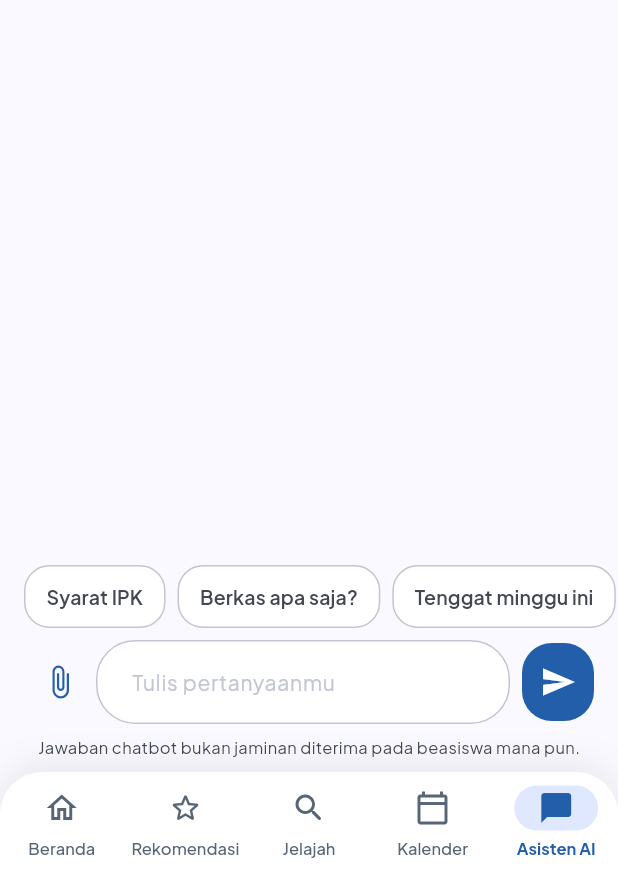
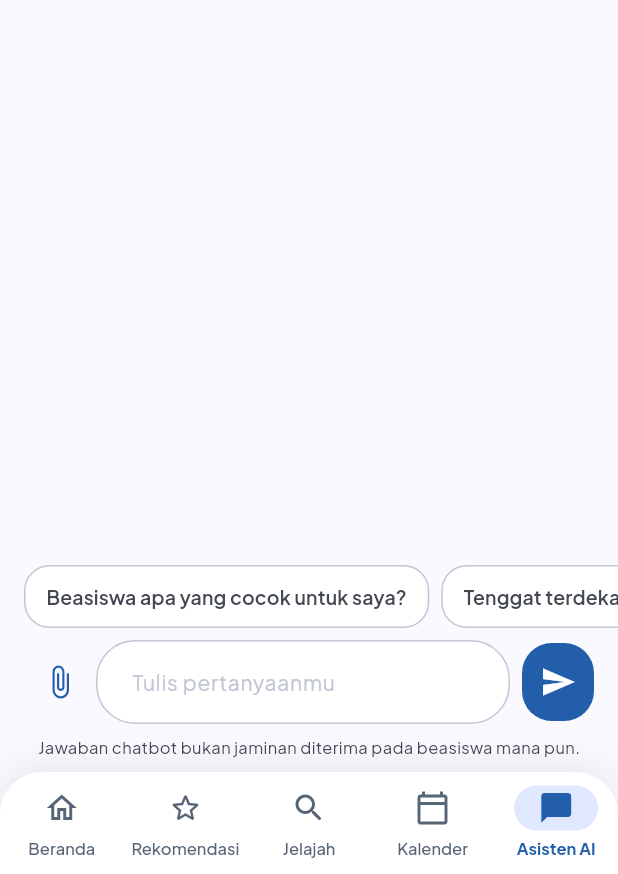
Before and after one commit to Sadamdi/smart, a Flutter app: the ChatPage screen opened by its route, on a phone screen of 412 x 824 dp, the part 362-1236 px from its top. Run offline on Flutter 3.47's test engine with Material 3 defaults, Android fonts, the phone set to English and light mode, and no system bars; our stand-ins replace device_info_plus, dio, file_picker, flutter_markdown_plus, flutter_secure_storage, flutter_svg and 6 more; missing offline and left inert: cryptography, dart:ffi, flutter_edge_ai, flutter_edge_ai_litertlm; accounts and stored records are empty; network calls fail.

Commit message:
[feat] saran pertanyaan lanjutan dinamis di chat ponsel

```diff
--- a/apps/mobile/lib/features/chat/presentation/chat_page.dart
+++ b/apps/mobile/lib/features/chat/presentation/chat_page.dart
@@ -10,6 +10,7 @@ import '../../../core/theme/app_theme.dart';
 import '../../../core/widgets/chips.dart';
 import '../../../core/widgets/smart_app_bar.dart';
 import '../data/chat_repository.dart';
+import 'saran_chat.dart';
 import 'statistik_chat.dart';
 import '../../../core/widgets/teks_markdown.dart';
 import '../../../core/widgets/state_widgets.dart';
@@ -405,8 +406,10 @@ class _ChatPageState extends State<ChatPage> {
               scrollDirection: Axis.horizontal,
               padding: const EdgeInsets.symmetric(horizontal: 16),
               children: [
-                for (final q
-                    in _c.lampiran.isNotEmpty ? _Saran.lampiran : _Saran.daftar)
+                for (final q in saranBerikut(
+                  riwayat.value ?? const [],
+                  lampiran: _c.lampiran.isNotEmpty,
+                ))
                   Padding(
                     padding: const EdgeInsets.only(right: 8),
                     child: ChipFilter(
@@ -511,21 +514,6 @@ class _ChatPageState extends State<ChatPage> {
       ),
     );
   }
-}
-
-class _Saran {
-  static const lampiran = [
-    'Analisis CV saya, apa kekurangannya?',
-    'Beasiswa apa yang paling cocok dengan dokumen ini?',
-    'Apa yang perlu saya perbaiki?',
-  ];
-
-  static const daftar = [
-    'Syarat IPK',
-    'Berkas apa saja?',
-    'Tenggat minggu ini',
-    'Cocok untuk saya?',
-  ];
 }
 
 /// Penanda asal jawaban: server, model AI di ponsel, atau data lokal.
--- /dev/null
+++ b/apps/mobile/lib/features/chat/presentation/saran_chat.dart
@@ -0,0 +1,70 @@
+import '../data/chat_repository.dart';
+
+/// Saran pertanyaan lanjutan yang disusun di ponsel (tanpa jaringan, tanpa model) dari konteks percakapan:
+/// beasiswa yang baru dirujuk, topik pertanyaan dan jawaban terakhir, serta ada tidaknya lampiran.
+/// Pertanyaan yang sudah pernah diajukan di sesi ini tidak disarankan lagi.
+List<String> saranBerikut(List<PesanChat> riwayat, {bool lampiran = false}) {
+  const awal = [
+    'Beasiswa apa yang cocok untuk saya?',
+    'Tenggat terdekat minggu ini',
+    'Berkas apa saja yang biasanya diminta?',
+    'Cara menaikkan peluang lolos',
+  ];
+  const awalLampiran = [
+    'Analisis CV saya, apa kekurangannya?',
+    'Beasiswa apa yang paling cocok dengan dokumen ini?',
+    'Apa yang perlu saya perbaiki?',
+  ];
+  if (riwayat.isEmpty) return lampiran ? awalLampiran : awal;
+
+  final terakhir = riwayat.last;
+  final konteks = '${terakhir.pesan} ${terakhir.jawaban ?? ''}'.toLowerCase();
+  final dahulu = {for (final p in riwayat) p.pesan.trim().toLowerCase()};
+  final calon = <String>[];
+
+  final nama = terakhir.rujukan.isNotEmpty ? terakhir.rujukan.first.nama : null;
+  if (nama != null) {
+    final pendek = nama.length > 32 ? '${nama.substring(0, 30)}…' : nama;
+    calon.add('Syarat lengkap $pendek');
+    calon.add('Kapan tenggat $pendek?');
+    calon.add('Peluang saya di $pendek');
+  }
+  bool ada(List<String> kata) => kata.any(konteks.contains);
+
+  if (ada(['ipk', 'nilai'])) calon.add('Bagaimana jika IPK saya kurang?');
+  if (ada(['ielts', 'toefl', 'bahasa inggris', 'itp'])) {
+    calon.add('Cara menyiapkan skor bahasa dengan cepat');
+  }
+  if (ada(['esai', 'motivasi', 'personal statement'])) {
+    calon.add('Contoh kerangka esai motivasi');
+  }
+  if (ada(['berkas', 'dokumen', 'cv', 'transkrip'])) {
+    calon.add('Buatkan daftar periksa berkas');
+  }
+  if (ada(['tenggat', 'deadline', 'batas'])) {
+    calon.add('Susun jadwal persiapan sampai tenggat');
+  }
+  if (ada(['luar negeri', 's2', 's3', 'master', 'doktor', 'pascasarjana'])) {
+    calon.add('Beasiswa luar negeri yang masih dibuka');
+  }
+  if (ada(['wawancara', 'interview'])) {
+    calon.add('Pertanyaan wawancara yang sering muncul');
+  }
+  if (ada(['daerah', 'provinsi', 'pemda'])) {
+    calon.add('Beasiswa dari daerah saya');
+  }
+  if (lampiran) calon.add('Apa yang perlu saya perbaiki dari dokumen ini?');
+  calon.addAll(const [
+    'Bandingkan dua beasiswa teratas untuk saya',
+    'Apa langkah saya berikutnya?',
+    'Tenggat terdekat minggu ini',
+  ]);
+
+  final hasil = <String>[];
+  for (final c in calon) {
+    if (dahulu.contains(c.toLowerCase()) || hasil.contains(c)) continue;
+    hasil.add(c);
+    if (hasil.length == 4) break;
+  }
+  return hasil;
+}
```
Also changed, not shown: 1 other file.
